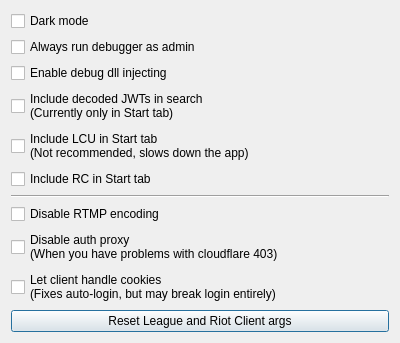
KebsCS/LeagueClientDebugger, file LeagueClientDebugger/DebuggerOptions.ui: the form before one commit.
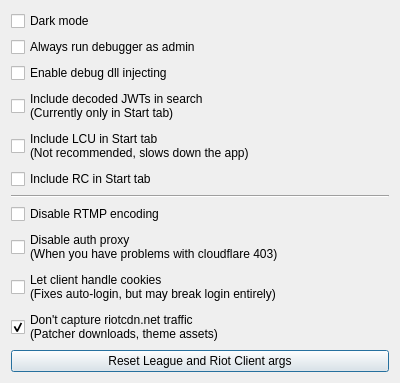
The form after the commit.

Commit message: Add riotcdn to captured requests, bugfixes

```diff
--- a/LeagueClientDebugger/DebuggerOptions.ui
+++ b/LeagueClientDebugger/DebuggerOptions.ui
@@ -96,6 +96,20 @@
        </property>
       </widget>
      </item>
+     <item>
+      <widget class="QCheckBox" name="optionsSkipRiotCdn">
+       <property name="toolTip">
+        <string>&lt;html&gt;&lt;head/&gt;&lt;body&gt;&lt;p&gt;riotcdn.net hosts (patcher bundles, manifests, theme assets) are left untouched in the client config, so the client talks to them directly. Takes effect on the next client launch.&lt;/p&gt;&lt;/body&gt;&lt;/html&gt;</string>
+       </property>
+       <property name="text">
+        <string>Don't capture riotcdn.net traffic
+(Patcher downloads, theme assets)</string>
+       </property>
+       <property name="checked">
+        <bool>true</bool>
+       </property>
+      </widget>
+     </item>
      <item>
       <spacer name="spacer">
        <property name="orientation">
```
The commit also changes 8 other files.
